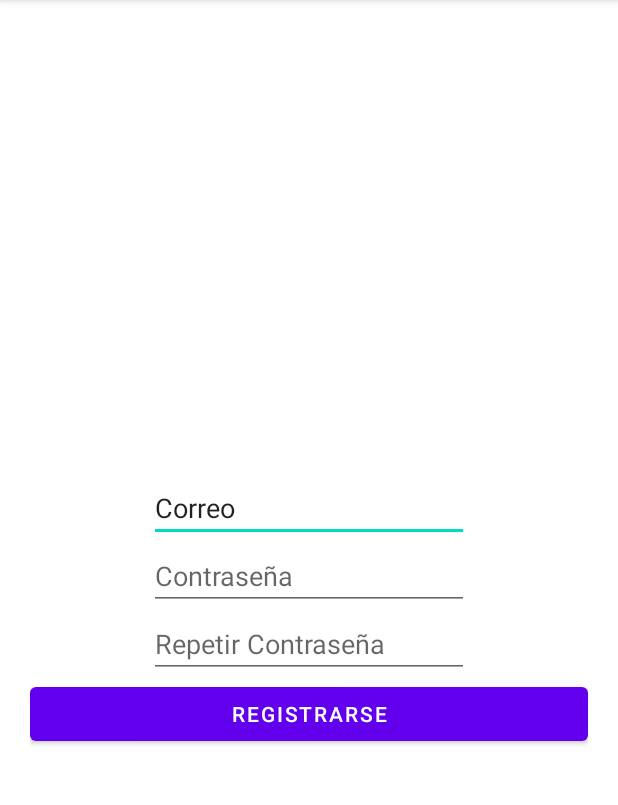
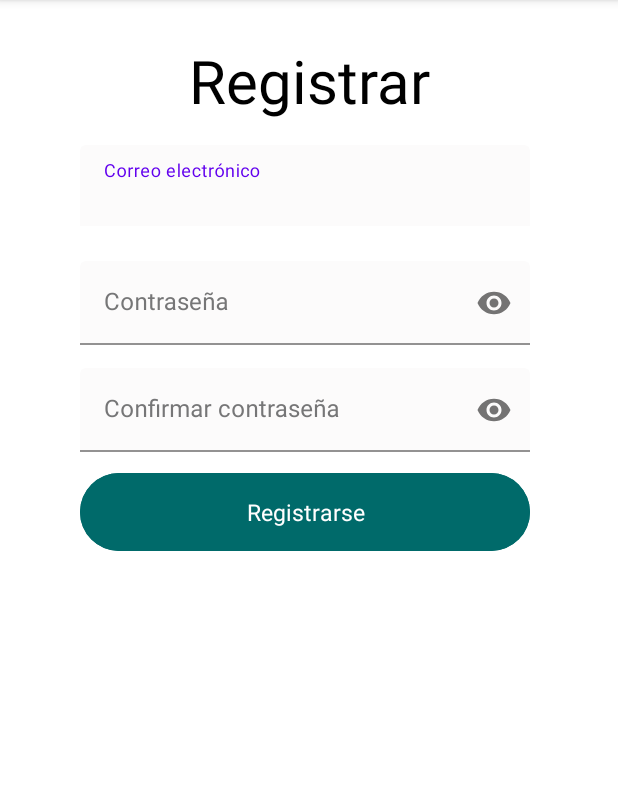
Before and after one commit to DiegoGarciaH/Salud-es-Vida, an Android app: the Sign screen opened directly, with no data from a screen before it, on a phone screen of 412 x 824 dp, the part 84-889 px from its top. Run offline under Robolectric (Android 15) with nearby library versions, the phone set to English and light mode, and no system bars; our stand-ins replace Firebase (no records; nobody signed in at launch, a user with empty details on screens opened directly).

Commit message:
Login y Sign Up con diseño-nay

```diff
--- a/app/src/main/res/layout/activity_sign.xml
+++ b/app/src/main/res/layout/activity_sign.xml
@@ -8,9 +8,22 @@
     android:layout_height="match_parent"
     >
 
+    <TextView
+        android:id="@+id/txt_registrar"
+        android:layout_width="wrap_content"
+        android:layout_height="wrap_content"
+        android:text="Registrar"
+        android:textSize="40sp"
+        android:textColor="#000000"
+        app:layout_constraintBottom_toBottomOf="parent"
+        app:layout_constraintEnd_toEndOf="parent"
+        app:layout_constraintStart_toStartOf="parent"
+        app:layout_constraintTop_toTopOf="parent"
+        app:layout_constraintVertical_bias="0.01" />
+
     <LinearLayout
-        android:layout_width="372dp"
-        android:layout_height="679dp"
+        android:layout_width="400dp"
+        android:layout_height="300dp"
         android:gravity="center"
         android:orientation="vertical"
         app:layout_constraintBottom_toBottomOf="parent"
@@ -18,38 +31,97 @@
         app:layout_constraintHorizontal_bias="0.627"
         app:layout_constraintStart_toStartOf="parent"
         app:layout_constraintTop_toTopOf="parent"
-        app:layout_constraintVertical_bias="1.0">
+        app:layout_constraintVertical_bias="0.15">
 
-        <EditText
-            android:id="@+id/correo"
-            android:layout_width="wrap_content"
+        <com.google.android.material.textfield.TextInputLayout
+            android:id="@+id/correo_layout"
+            android:layout_width="300dp"
             android:layout_height="wrap_content"
-            android:ems="10"
-            android:inputType="textPersonName"
-            android:text="@string/mail" />
+            android:layout_marginBottom="16dp"
+            android:background="@color/white"
+            app:boxStrokeColor="@color/white"
+            app:boxBackgroundColor="@color/teal_200"
+            android:textColorHint="@color/purple_700"
+            android:textColor="@color/black"
+            android:hint="Correo electrónico">
 
-        <EditText
-            android:id="@+id/password"
-            android:layout_width="wrap_content"
+            <com.google.android.material.textfield.TextInputEditText
+                android:id="@+id/correo"
+                android:layout_width="match_parent"
+                android:layout_height="wrap_content"
+                android:inputType="textEmailAddress"
+                android:textColor="@color/black"/>
+
+        </com.google.android.material.textfield.TextInputLayout>
+
+        <View
+            android:layout_width="match_parent"
+            android:layout_height="5dp" />
+
+        <com.google.android.material.textfield.TextInputLayout
+            android:id="@+id/password_layout"
+            android:layout_width="300dp"
             android:layout_height="wrap_content"
-            android:ems="10"
-            android:hint="@string/contra"
-            android:inputType="textPassword" />
+            android:background="@color/white"
+            app:boxStrokeColor="@color/white"
+            app:boxBackgroundColor="@color/teal_200"
+            android:textColorHint="@color/purple_700"
+            android:textColor="@color/black"
+            android:hint="Contraseña"
+            app:endIconMode="password_toggle">
 
-        <EditText
-            android:id="@+id/confirmation"
-            android:layout_width="wrap_content"
+            <com.google.android.material.textfield.TextInputEditText
+                android:id="@+id/password"
+                android:layout_width="match_parent"
+                android:layout_height="wrap_content"
+                android:inputType="textPassword"
+                android:textColor="@color/black" />
+
+        </com.google.android.material.textfield.TextInputLayout>
+
+        <View
+            android:layout_width="match_parent"
+            android:layout_height="15dp" />
+
+        <com.google.android.material.textfield.TextInputLayout
+            android:id="@+id/confirmation_layout"
+            android:layout_width="300dp"
             android:layout_height="wrap_content"
-            android:ems="10"
-            android:hint="@string/confirmar"
-            android:inputType="textPassword" />
+            android:background="@color/white"
+            app:boxStrokeColor="@color/white"
+            app:boxBackgroundColor="@color/teal_200"
+            android:textColorHint="@color/purple_700"
+            android:hint="Confirmar contraseña"
+            android:textColor="@color/black"
+            app:endIconMode="password_toggle">
 
-        ♦<Button
-            android:id="@+id/btn_iniciar_session"
+            <com.google.android.material.textfield.TextInputEditText
+                android:id="@+id/confirmation"
+                android:layout_width="match_parent"
+                android:layout_height="wrap_content"
+                android:inputType="textPassword"
+                android:textColor="@color/black"/>
+
+        </com.google.android.material.textfield.TextInputLayout>
+
+        <View
             android:layout_width="match_parent"
-            android:layout_height="wrap_content"
-            android:gravity="center|center_horizontal|center_vertical"
+            android:layout_height="10dp" />
+
+        <Button
+            android:id="@+id/btn_registrar"
+            style="@style/Widget.Material3.Button"
+            android:layout_width="300dp"
+            android:layout_height="60dp"
+            android:textAlignment="center"
+            android:textAppearance="@style/TextAppearance.AppCompat.Small"
+            android:textSize="15dp"
+            android:backgroundTint="#006A6A"
+            android:textColor="@color/white"
             android:onClick="registrar_usuario"
             android:text="@string/registrarse" />
+
     </LinearLayout>
+
+
 </androidx.constraintlayout.widget.ConstraintLayout>
--- a/app/src/main/res/values/colors.xml
+++ b/app/src/main/res/values/colors.xml
@@ -1,9 +1,9 @@
 <?xml version="1.0" encoding="utf-8"?>
 <resources>
-    <color name="purple_200">#FFBB86FC</color>
+    <color name="purple_200">#000000</color>
     <color name="purple_500">#FF6200EE</color>
-    <color name="purple_700">#FF3700B3</color>
-    <color name="teal_200">#FF03DAC5</color>
+    <color name="purple_700">#767677</color>
+    <color name="teal_200">#FCFBFB</color>
     <color name="teal_700">#FF018786</color>
     <color name="black">#FF000000</color>
     <color name="white">#FFFFFFFF</color>
```
Also changed, not shown: app/src/main/res/layout/activity_login.xml (+73 -13 lines).
